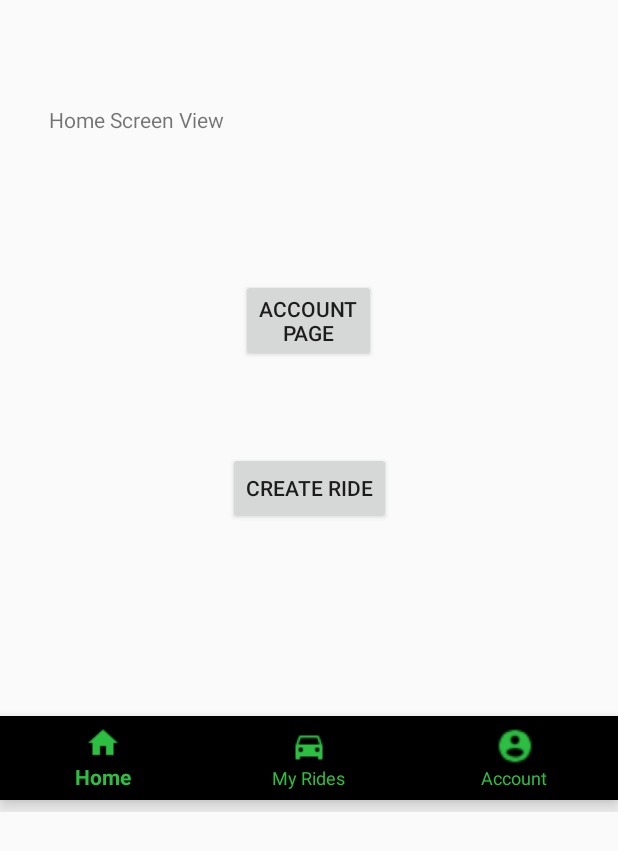
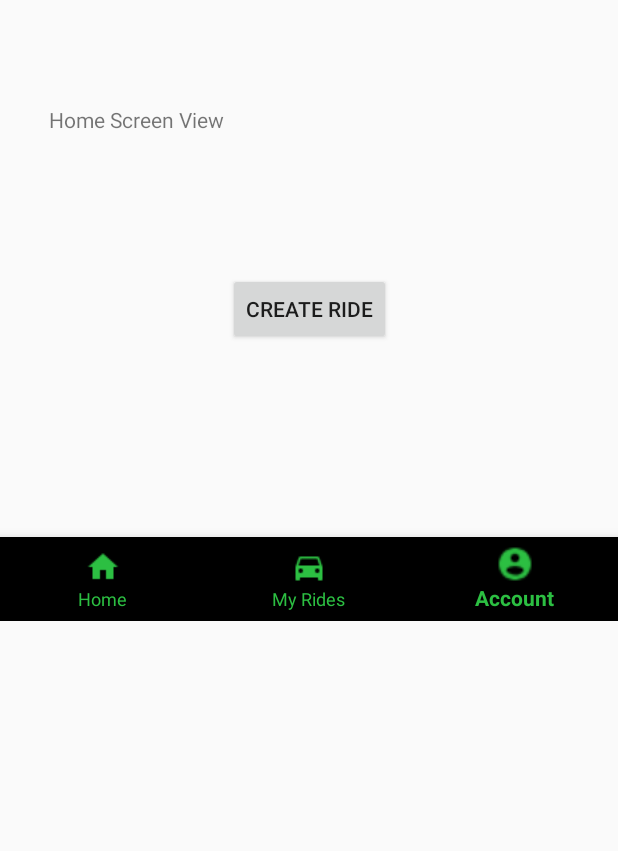
Before and after one commit to ssachnof/Carpooly, an Android app: the DisplayHomeScreen screen opened directly, with no data from a screen before it, on a phone screen of 412 x 824 dp. Shown: the top 851 px of the screen. Run offline under Robolectric (Android 15) with nearby library versions, the phone set to English and light mode, and no system bars; our stand-ins replace Firebase (no records; nobody signed in at launch, a user with empty details on screens opened directly); libraries missing offline, so code that uses them is left out: com.firebase.client, com.firebase.ui; 1 statement that could not run was skipped.

Commit message:
updated navigation with account page

```diff
--- a/app/src/main/java/com/example/carpooly/Controller/DisplayHomeScreen.java
+++ b/app/src/main/java/com/example/carpooly/Controller/DisplayHomeScreen.java
@@ -1,12 +1,12 @@
 package com.example.carpooly.Controller;
 
 import android.content.Intent;
+import android.support.annotation.NonNull;
 import android.support.design.widget.BottomNavigationView;
 import android.support.v7.app.AppCompatActivity;
 import android.os.Bundle;
+import android.view.MenuItem;
 import android.view.View;
-import android.view.ViewGroup;
-
 import android.widget.Button;
 import android.widget.LinearLayout;
 import android.widget.TextView;
@@ -46,9 +46,32 @@ public class DisplayHomeScreen extends AppCompatActivity {
                 }
             }
         });
+
+        BottomNavigationView bottomNavigationView = (BottomNavigationView)
+                findViewById(R.id.navbar);
+
+        bottomNavigationView.setSelectedItemId(R.id.action_account);
+
+        bottomNavigationView.setOnNavigationItemSelectedListener(
+                new BottomNavigationView.OnNavigationItemSelectedListener() {
+                    @Override
+                    public boolean onNavigationItemSelected(@NonNull MenuItem item) {
+                        switch (item.getItemId()) {
+                            case R.id.action_home:
+
+                            case R.id.action_myRides:
+
+                            case R.id.action_account:
+                                openAccountPage();
+
+
+                        }
+                        return true;
+                    }
+                });
     }
 
-    public void openAccountPage(View view) {
+    public void openAccountPage() {
         Intent intent = new Intent(this, AccountControl.class);
         startActivity(intent);
     }
@@ -64,7 +87,6 @@ public class DisplayHomeScreen extends AppCompatActivity {
             @Override
             public void onClick(View v) {
                 System.out.println("adding user for ride id: " + ride.getRideId());
-
 //                rider.getUsersCollection().addSnapshotListener(new EventListener<QuerySnapshot>() {
 //                    @Override
 //                    public void onEvent(@Nullable QuerySnapshot queryDocumentSnapshots, @Nullable FirebaseFirestoreException e) {
--- a/app/src/main/res/layout/home_screen.xml
+++ b/app/src/main/res/layout/home_screen.xml
@@ -25,21 +25,6 @@
                     app:layout_constraintStart_toStartOf="parent"
                     app:layout_constraintTop_toTopOf="parent" />
 
-                <Button
-                    android:id="@+id/button"
-                    android:layout_width="wrap_content"
-                    android:layout_height="wrap_content"
-                    android:layout_marginStart="160dp"
-                    android:layout_marginLeft="160dp"
-                    android:layout_marginTop="64dp"
-                    android:layout_marginEnd="161dp"
-                    android:layout_marginRight="161dp"
-                    android:onClick="openAccountPage"
-                    android:text="account\npage"
-                    app:layout_constraintEnd_toEndOf="parent"
-                    app:layout_constraintStart_toStartOf="parent"
-                    app:layout_constraintTop_toBottomOf="@+id/textView1"
-                    tools:visibility="visible" />
 
                 <Button
                     android:id="@+id/button2"
@@ -54,7 +39,7 @@
                     android:text="Create Ride"
                     app:layout_constraintEnd_toEndOf="parent"
                     app:layout_constraintStart_toStartOf="parent"
-                    app:layout_constraintTop_toBottomOf="@+id/button" />
+                    app:layout_constraintTop_toBottomOf="@+id/textView1" />
 
                 <LinearLayout
                     android:id="@+id/RideDetails"
@@ -71,19 +56,16 @@
                     app:layout_constraintEnd_toEndOf="parent"
                     app:layout_constraintHorizontal_bias="0.0"
                     app:layout_constraintStart_toStartOf="parent"
-                    app:layout_constraintTop_toBottomOf="@+id/button2"
-                    app:layout_constraintVertical_bias="0.0"></LinearLayout>
+                    app:layout_constraintTop_toBottomOf="@+id/button2"></LinearLayout>
 
                 <android.support.design.widget.BottomNavigationView
                     android:id="@+id/navbar"
                     android:layout_width="0dp"
                     android:layout_height="wrap_content"
-                    android:layout_marginBottom="8dp"
                     app:itemIconTint="#2CBF42"
                     app:itemTextColor="#2CBF42"
                     app:layout_constraintBottom_toBottomOf="parent"
                     app:layout_constraintEnd_toEndOf="parent"
-                    app:layout_constraintHorizontal_bias="1.0"
                     app:layout_constraintStart_toStartOf="parent"
                     app:menu="@menu/main_bar" />
 
```
